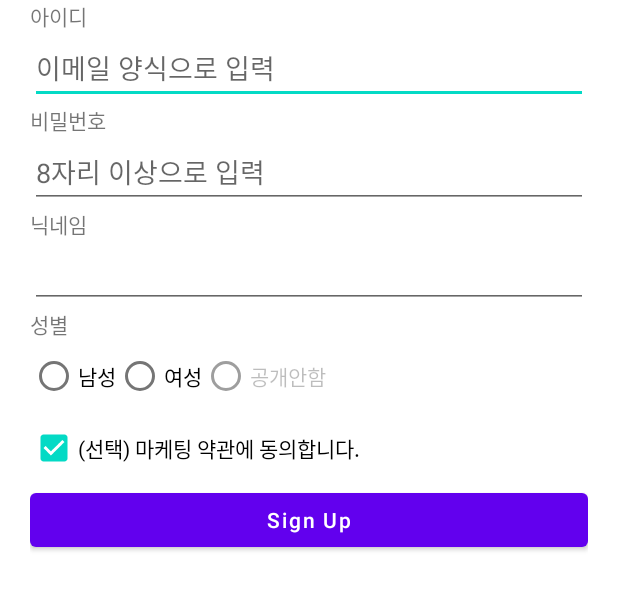
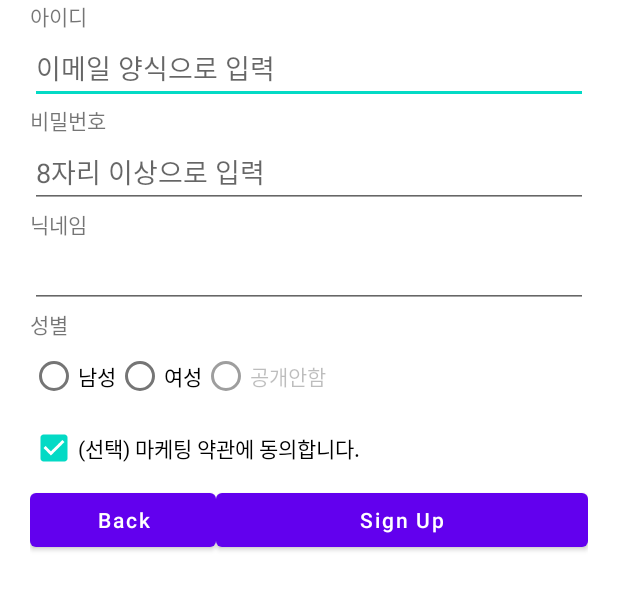
Before and after one commit to Creative-MooHan/UiPractice_20220514, an Android app: the screen it shows after launch (MainActivity), on a phone screen of 412 x 824 dp, the part 287-898 px from its top. Run offline under Robolectric (Android 15) with nearby library versions, the phone set to English and light mode, and no system bars.

Commit message:
weight 체험 1:2로 나누었음

```diff
--- a/app/src/main/res/layout/activity_main.xml
+++ b/app/src/main/res/layout/activity_main.xml
@@ -107,15 +107,32 @@
         android:layout_height="wrap_content"
         android:checked="true"
         android:text="(선택) 마케팅 약관에 동의합니다."/>
+    <LinearLayout
+        android:layout_width="match_parent"
+        android:layout_height="wrap_content"
+
+        >
+
 
     <Button
-        android:layout_width="match_parent"
+        android:layout_width="0dp"
         android:layout_height="wrap_content"
-        android:text="Sign Up"
+        android:text="Back"
+        android:layout_weight="1"
         android:textAllCaps="false"/>
 
 
+        <Button
+            android:layout_width="0dp"
+            android:layout_height="wrap_content"
+            android:text="Sign Up"
+            android:layout_weight="2"
+            android:textAllCaps="false"/>
 
+
+
+
+    </LinearLayout>
 
 
 
```
